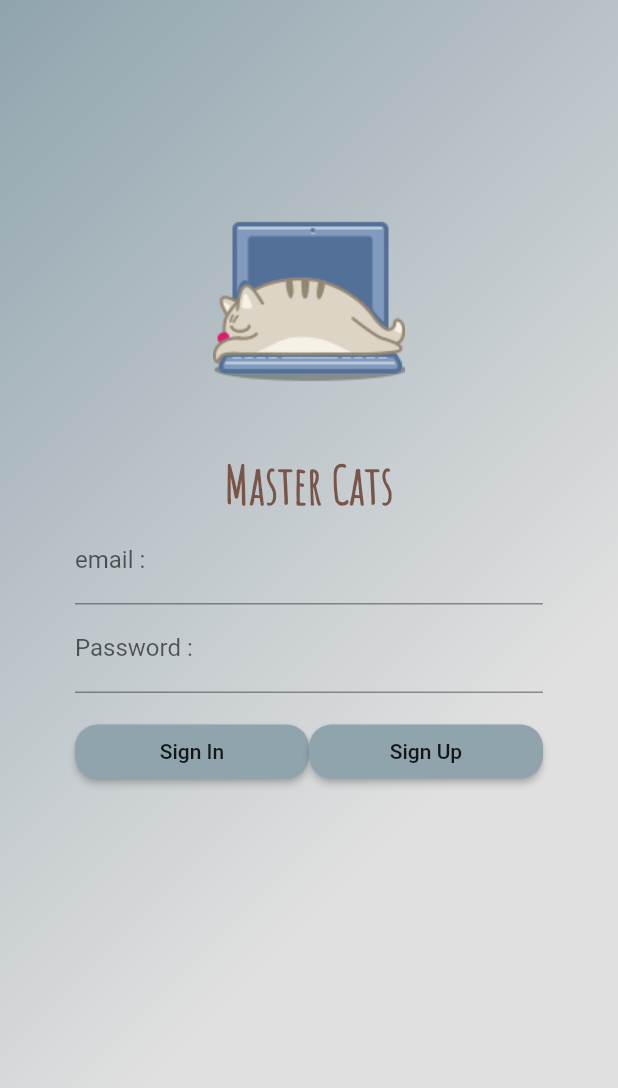
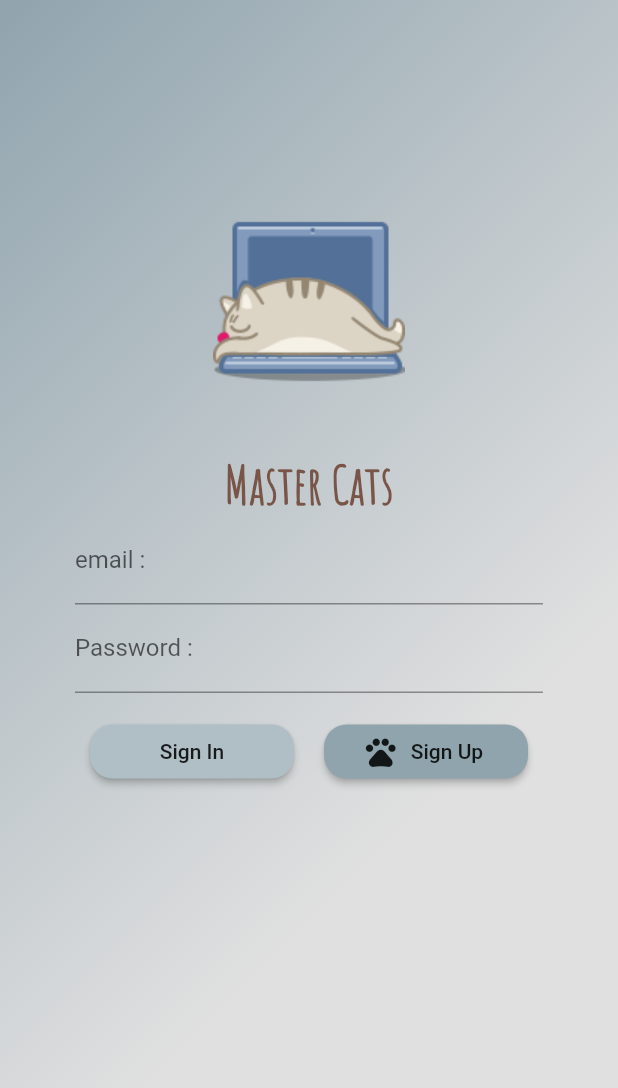
Before and after one commit to tlnattaweekan/tlFirebase, a Flutter app: the Authen screen opened directly, on a phone screen of 412 x 824 dp. Shown: the top 1088 px of the screen. Run offline on Flutter 3.47's test engine with Material 2 defaults, Android fonts, the phone set to English and light mode, and no system bars.

Commit message:
After launch

```diff
--- a/lib/main.dart
+++ b/lib/main.dart
@@ -13,7 +13,7 @@ class MyApp extends StatelessWidget {
     SystemChrome.setPreferredOrientations([DeviceOrientation.portraitUp,DeviceOrientation.portraitDown]);
     return MaterialApp(
       title: 'Master Firebase',
-      home: Register(),
+      home: Authen(),
     );
   }
 }
--- a/lib/screens/authen.dart
+++ b/lib/screens/authen.dart
@@ -1,4 +1,6 @@
 import 'package:flutter/material.dart';
+import 'package:tlfirebase/screens/register.dart';
+import '../screens/register.dart';
 
 class Authen extends StatefulWidget {
   @override
@@ -6,18 +8,24 @@ class Authen extends StatefulWidget {
 }
 
 class _AuthenState extends State<Authen> {
-  Widget signUpButton() {
-    return RaisedButton(
+  Widget signUpButton(BuildContext context) {
+    return RaisedButton.icon(
+      icon: Icon(Icons.pets),
+      label: Text('Sign Up'),
       color: Colors.blueGrey[300],
       shape: RoundedRectangleBorder(borderRadius: BorderRadius.circular(15.0)),
-      child: Text('Sign Up'),
-      onPressed: () {},
+      onPressed: () {
+        print('Your Click Sign Up');
+        var registerRouter =
+            MaterialPageRoute(builder: (BuildContext context) => Register());
+            Navigator.of(context).push(registerRouter);
+      },
     );
   }
 
   Widget signInButton() {
     return RaisedButton(
-      color: Colors.blueGrey[300],
+      color: Colors.blueGrey[200],
       shape: RoundedRectangleBorder(borderRadius: BorderRadius.circular(15.0)),
       child: Text('Sign In'),
       onPressed: () {},
@@ -87,10 +95,16 @@ class _AuthenState extends State<Authen> {
                   //mainAxisAlignment: MainAxisAlignment.spaceEvenly,
                   children: <Widget>[
                     Expanded(
-                      child: signInButton(),
+                      child: Container(
+                        child: signInButton(),
+                        margin: EdgeInsets.only(left: 10.0, right: 10.0),
+                      ),
                     ),
                     Expanded(
-                      child: signUpButton(),
+                      child: Container(
+                        child: signUpButton(context),
+                        margin: EdgeInsets.only(left: 10.0, right: 10.0),
+                      ),
                     )
                   ],
                 ),
```
Also changed, not shown: lib/screens/register.dart (+10 -1 lines).
